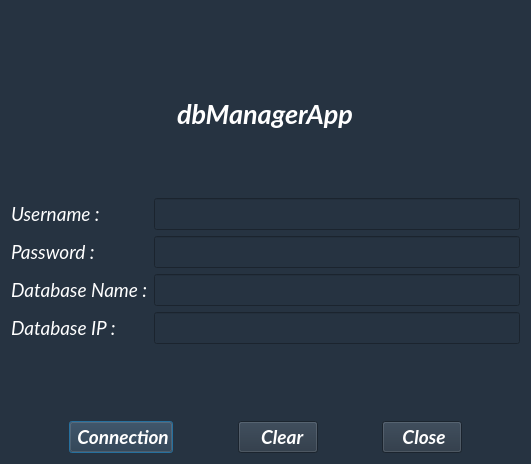
Before: the Qt Designer form dialogconnexion.ui in LouisVraie/dbManagerApp, drawn with Qt 5.
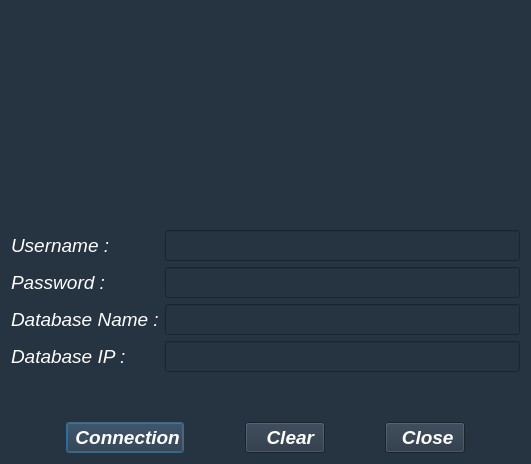
After: the same form once the commit is applied. Icons and pictures are not drawn.

The edit to the form file:
```diff
--- a/dialogconnexion.ui
+++ b/dialogconnexion.ui
@@ -45,8 +45,8 @@
           <widget class="QLabel" name="labelLogoApp">
            <property name="minimumSize">
             <size>
-             <width>0</width>
-             <height>80</height>
+             <width>200</width>
+             <height>200</height>
             </size>
            </property>
            <property name="styleSheet">
@@ -57,22 +57,6 @@
            </property>
           </widget>
          </item>
-         <item>
-          <widget class="QLabel" name="labelTitle">
-           <property name="font">
-            <font>
-             <family>Lato</family>
-             <pointsize>20</pointsize>
-             <weight>75</weight>
-             <italic>true</italic>
-             <bold>true</bold>
-            </font>
-           </property>
-           <property name="text">
-            <string>dbManagerApp</string>
-           </property>
-          </widget>
-         </item>
         </layout>
        </item>
        <item>
@@ -109,7 +93,6 @@
         <widget class="QLabel" name="labelDialogUsername">
          <property name="font">
           <font>
-           <family>Lato</family>
            <pointsize>14</pointsize>
            <italic>true</italic>
           </font>
@@ -123,7 +106,6 @@
         <widget class="QLineEdit" name="lineEditDialogUsername">
          <property name="font">
           <font>
-           <family>Lato</family>
            <pointsize>14</pointsize>
            <italic>false</italic>
           </font>
@@ -134,7 +116,6 @@
         <widget class="QLabel" name="labelDialogPassword">
          <property name="font">
           <font>
-           <family>Lato</family>
            <pointsize>14</pointsize>
            <italic>true</italic>
           </font>
@@ -148,7 +129,6 @@
         <widget class="QLineEdit" name="lineEditDialogPassword">
          <property name="font">
           <font>
-           <family>Lato</family>
            <pointsize>14</pointsize>
            <italic>false</italic>
           </font>
@@ -162,7 +142,6 @@
         <widget class="QLabel" name="labelDialogDatabaseName">
          <property name="font">
           <font>
-           <family>Lato</family>
            <pointsize>14</pointsize>
            <italic>true</italic>
           </font>
@@ -176,7 +155,6 @@
         <widget class="QLineEdit" name="lineEditDialogDatabaseName">
          <property name="font">
           <font>
-           <family>Lato</family>
            <pointsize>14</pointsize>
            <italic>false</italic>
           </font>
@@ -190,7 +168,6 @@
         <widget class="QLabel" name="labelDialogDatabaseIP">
          <property name="font">
           <font>
-           <family>Lato</family>
            <pointsize>14</pointsize>
            <italic>true</italic>
           </font>
@@ -204,7 +181,6 @@
         <widget class="QLineEdit" name="lineEditDatabaseIP">
          <property name="font">
           <font>
-           <family>Lato</family>
            <pointsize>14</pointsize>
            <italic>false</italic>
           </font>
@@ -234,9 +210,7 @@
           <widget class="QLabel" name="labelError">
            <property name="font">
             <font>
-             <family>Lato</family>
              <pointsize>16</pointsize>
-             <weight>75</weight>
              <italic>true</italic>
              <bold>true</bold>
             </font>
@@ -299,9 +273,7 @@
           <widget class="QPushButton" name="pushButtonDialogConnection">
            <property name="font">
             <font>
-             <family>Lato</family>
              <pointsize>14</pointsize>
-             <weight>75</weight>
              <italic>true</italic>
              <bold>true</bold>
             </font>
@@ -344,9 +316,7 @@
           <widget class="QPushButton" name="pushButtonDialogDelete">
            <property name="font">
             <font>
-             <family>Lato</family>
              <pointsize>14</pointsize>
-             <weight>75</weight>
              <italic>true</italic>
              <bold>true</bold>
             </font>
@@ -386,9 +356,7 @@
           <widget class="QPushButton" name="pushButtonClose">
            <property name="font">
             <font>
-             <family>Lato</family>
              <pointsize>14</pointsize>
-             <weight>75</weight>
              <italic>true</italic>
              <bold>true</bold>
             </font>
```
Left out of the diff: 14 changed lines with no effect on the pictures.
